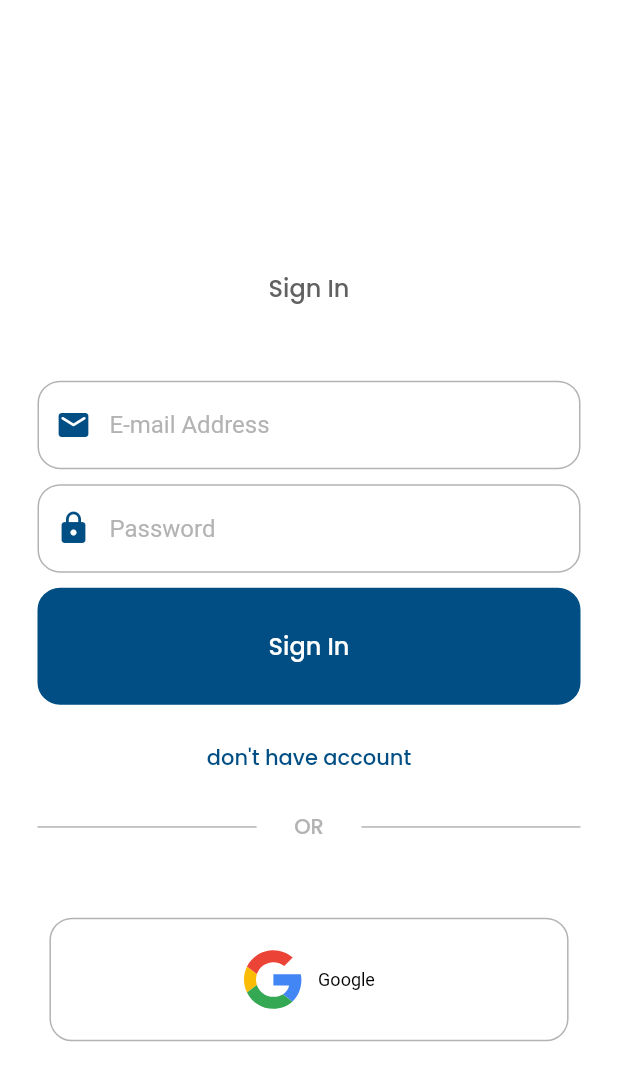
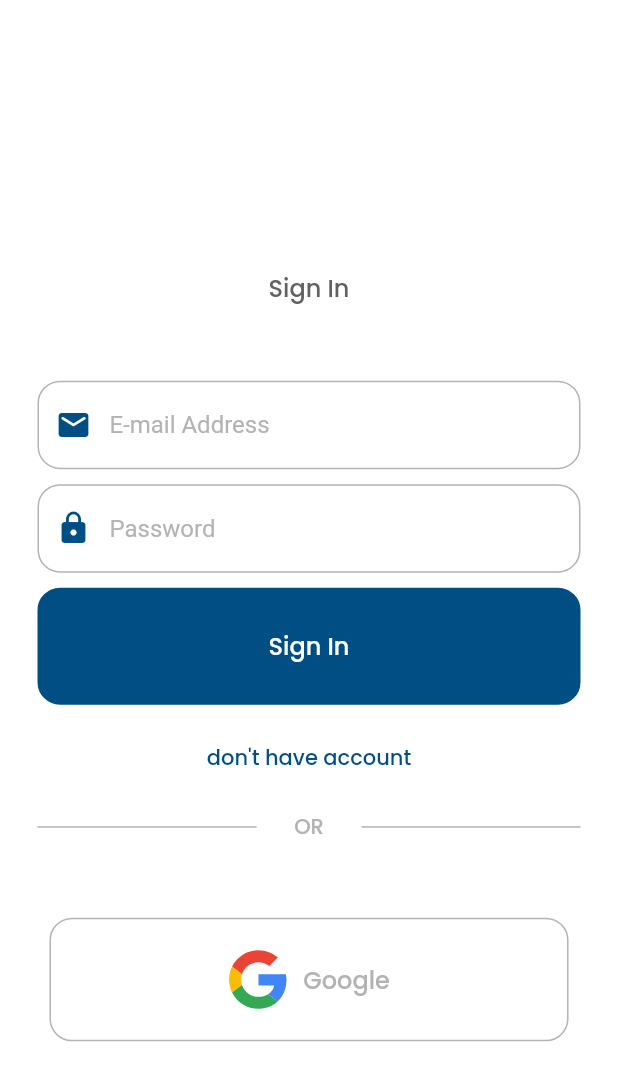
Before and after one commit to abderrahmane-el-hihi/water_detection, a Flutter app: the screen it shows after launch, on a phone screen of 412 x 824 dp. Shown: the top 1081 px of the screen. Run offline on Flutter 3.47's test engine with Material 2 defaults, Android fonts, the light colour scheme and no system bars; our stand-ins replace cloud_firestore, firebase_analytics, firebase_auth, firebase_core, firebase_messaging, fl_chart and 11 more; missing offline and left inert: dart:ffi, flutter_facebook_auth, mongo_dart; accounts and stored records are empty.

Commit message:
modified:   lib/components/g_f_button.dart 	modified:   lib/homepage.dart 	deleted:    lib/mongodb_config/mongo.dart 	modified:   lib/signuppage.dart

```diff
--- a/lib/components/g_f_button.dart
+++ b/lib/components/g_f_button.dart
@@ -40,7 +40,9 @@ class G_F_Button extends StatelessWidget {
                 child: Text(
                   text,
                   style: TextStyle(
-                      color: Color.fromARGB(255, 0, 0, 0), fontSize: 12),
+                      color: Color.fromRGBO(179, 179, 179, 1),
+                      fontSize: 16,
+                      fontFamily: "Poppins"),
                 ),
               ),
             ],
--- a/lib/homepage.dart
+++ b/lib/homepage.dart
@@ -18,7 +18,6 @@ import 'components/icon_btn_state.dart';
 import 'historypage.dart';
 import 'package:mongo_dart/mongo_dart.dart' show Db;
 
-import 'mongodb_config/mongo.dart';
 import 'services/local_notif_service.dart';
 
 class HomePage extends StatefulWidget {
```
Also changed, not shown: lib/mongodb_config/mongo.dart (deleted, +0 -30 lines), lib/signuppage.dart (+3 -7 lines).
